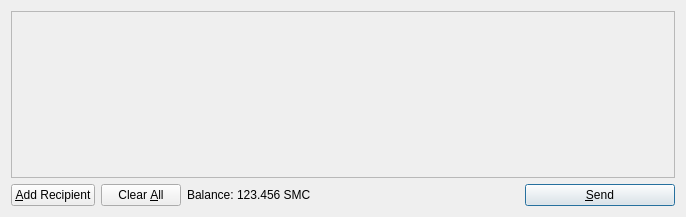
The window that src/qt/forms/sendcoinsdialog.ui (pokercoin/pokercoin) describes before a commit, drawn with Qt 5.
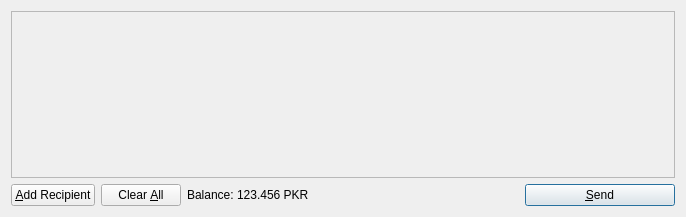
The same window after the commit. Icons and pictures are not drawn.

```diff
--- a/src/qt/forms/sendcoinsdialog.ui
+++ b/src/qt/forms/sendcoinsdialog.ui
@@ -119,7 +119,7 @@
           <cursorShape>IBeamCursor</cursorShape>
          </property>
          <property name="text">
-          <string>123.456 SMC</string>
+          <string>123.456 PKR</string>
          </property>
          <property name="textInteractionFlags">
           <set>Qt::LinksAccessibleByMouse|Qt::TextSelectableByKeyboard|Qt::TextSelectableByMouse</set>
```
